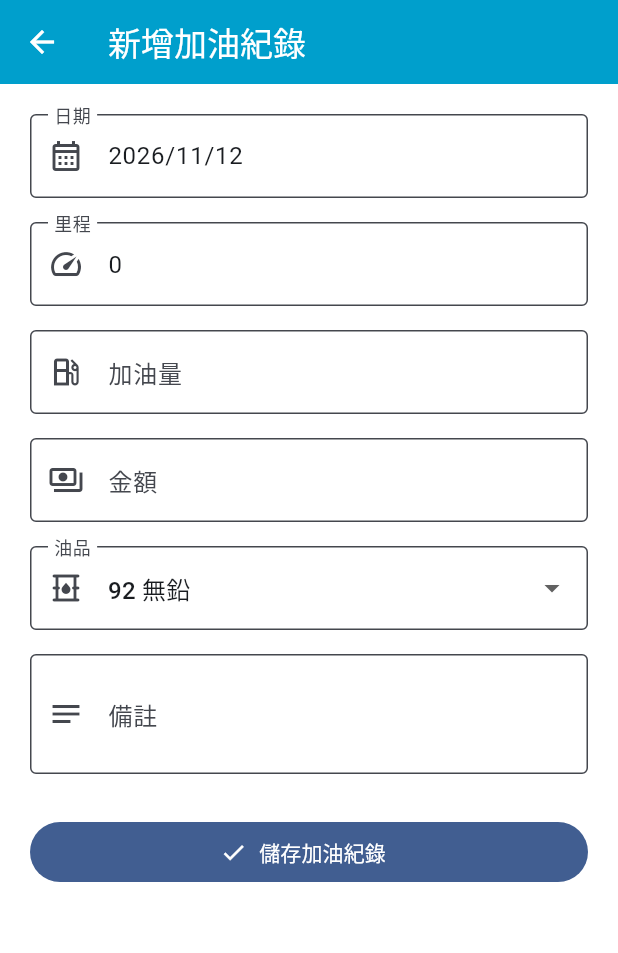
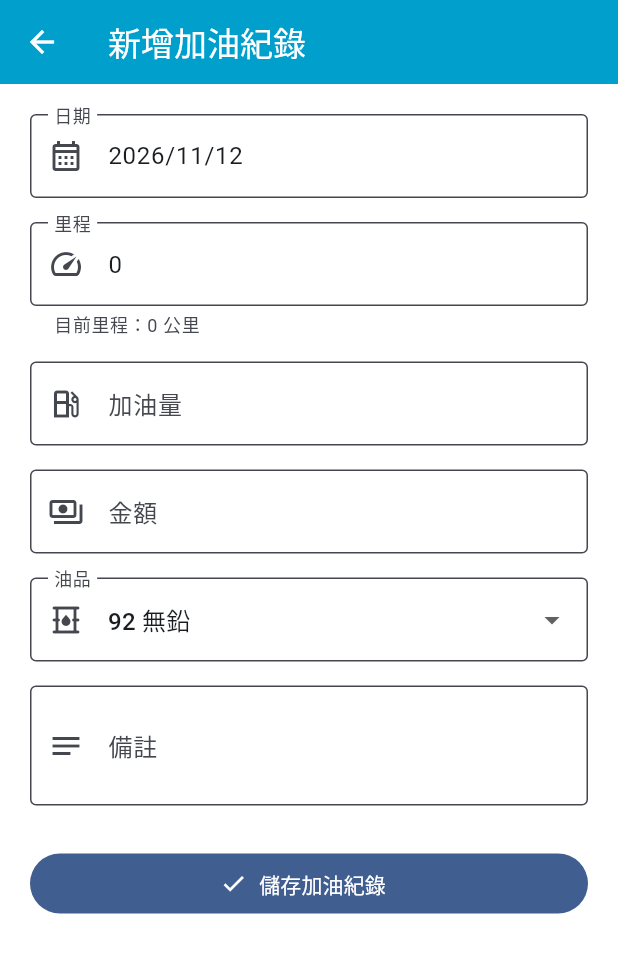
Before and after one commit to a3751780/my_garage, a Flutter app: the VehicleDetailPage screen opened directly with empty values, scrolled down 576 dp, after a tap on "新增", on a phone screen of 412 x 824 dp. Shown: the top 953 px of the screen. Run offline on Flutter 3.47's test engine with Material 3 defaults, Android fonts, the phone set to English and light mode, and no system bars; our stand-ins replace firebase_core, fl_chart, flutter_dotenv, flutter_riverpod, geocoding, google_maps_flutter and 4 more; missing offline and left inert: exif, firebase_app_check; accounts and stored records are empty; network calls fail.

Commit message:
例行維護上傳

```diff
--- a/lib/features/fuel/presentation/add_fuel_record_page.dart
+++ b/lib/features/fuel/presentation/add_fuel_record_page.dart
@@ -95,12 +95,13 @@ class _AddFuelRecordPageState extends ConsumerState<AddFuelRecordPage> {
                 controller: _odometerController,
                 keyboardType: TextInputType.number,
                 textInputAction: TextInputAction.next,
-                decoration: const InputDecoration(
+                decoration: InputDecoration(
                   labelText: '里程',
                   hintText: '公里',
-                  prefixIcon: Icon(Icons.speed_outlined),
+                  helperText: '目前里程：${widget.vehicle.currentMileage} 公里',
+                  prefixIcon: const Icon(Icons.speed_outlined),
                 ),
-                validator: _validatePositiveInt,
+                validator: _validateOdometer,
               ),
               const SizedBox(height: 16),
               TextFormField(
@@ -221,10 +222,11 @@ class _AddFuelRecordPageState extends ConsumerState<AddFuelRecordPage> {
     });
 
     try {
+      final odometer = int.parse(_odometerController.text.trim());
       final input = NewFuelRecordInput(
         vehicleId: widget.vehicle.id,
         fueledAt: _fueledAt,
-        odometer: int.parse(_odometerController.text.trim()),
+        odometer: odometer,
         fuelVolume: double.parse(_fuelVolumeController.text.trim()),
         amount: double.parse(_amountController.text.trim()),
         fuelType: _fuelType,
@@ -236,11 +238,23 @@ class _AddFuelRecordPageState extends ConsumerState<AddFuelRecordPage> {
       final record = widget.record;
       if (record == null) {
         await ref.read(fuelRecordsRepositoryProvider).addFuelRecord(input);
+        if (odometer > widget.vehicle.currentMileage) {
+          await ref.read(vehiclesRepositoryProvider).updateCurrentMileage(
+                vehicleId: widget.vehicle.id,
+                currentMileage: odometer,
+              );
+        }
       } else {
         await ref.read(fuelRecordsRepositoryProvider).updateFuelRecord(
               recordId: record.id,
               input: input,
             );
+        if (odometer > widget.vehicle.currentMileage) {
+          await ref.read(vehiclesRepositoryProvider).updateCurrentMileage(
+                vehicleId: widget.vehicle.id,
+                currentMileage: odometer,
+              );
+        }
       }
 
       ref.invalidate(fuelRecordsProvider(widget.vehicle.id));
@@ -259,11 +273,15 @@ class _AddFuelRecordPageState extends ConsumerState<AddFuelRecordPage> {
     }
   }
 
-  String? _validatePositiveInt(String? value) {
+  String? _validateOdometer(String? value) {
     final number = int.tryParse(value?.trim() ?? '');
 
     if (number == null || number < 0) {
       return '請輸入 0 以上的整數';
+    }
+
+    if (!_isEditing && number < widget.vehicle.currentMileage) {
+      return '里程不能低於目前里程 (${widget.vehicle.currentMileage} 公里)';
     }
 
     return null;
--- a/lib/features/vehicles/presentation/vehicle_detail_page.dart
+++ b/lib/features/vehicles/presentation/vehicle_detail_page.dart
@@ -45,6 +45,22 @@ class _VehicleDetailPageState extends ConsumerState<VehicleDetailPage> {
 
   @override
   Widget build(BuildContext context) {
+    ref.listen<AsyncValue<List<Vehicle>>>(vehiclesViewModelProvider, (_, next) {
+      final vehicles = next.valueOrNull;
+      if (vehicles != null) {
+        final current = vehicles.where((v) => v.id == _vehicle.id).firstOrNull;
+        if (current != null && current != _vehicle) {
+          setState(() => _vehicle = current);
+        }
+      }
+    });
+
+    final vehiclesState = ref.watch(vehiclesViewModelProvider);
+    final vehicle = vehiclesState.valueOrNull
+            ?.where((v) => v.id == _vehicle.id)
+            .firstOrNull ??
+        _vehicle;
+
     return Scaffold(
       body: CustomScrollView(
         slivers: [
@@ -55,9 +71,9 @@ class _VehicleDetailPageState extends ConsumerState<VehicleDetailPage> {
             backgroundColor: Theme.of(context).appBarTheme.backgroundColor,
             foregroundColor: Colors.white,
             flexibleSpace: _VehicleFlexibleSpace(
-              title: _vehicle.model,
+              title: vehicle.model,
               header: _VehicleHeader(
-                vehicle: _vehicle,
+                vehicle: vehicle,
                 isUpdatingCover: _isUpdatingCover,
                 onChangeCoverImage: _changeCoverImage,
                 onUpdateMileage: _showUpdateMileageDialog,
@@ -68,16 +84,16 @@ class _VehicleDetailPageState extends ConsumerState<VehicleDetailPage> {
             padding: const EdgeInsets.fromLTRB(16, 16, 16, 32),
             sliver: SliverList.list(
               children: [
-                GarageHomeWidgetSync(vehicle: _vehicle),
-                _OilChangeProgressSection(vehicle: _vehicle),
+                GarageHomeWidgetSync(vehicle: vehicle),
+                _OilChangeProgressSection(vehicle: vehicle),
                 const SizedBox(height: 16),
-                _RefuelProgressSection(vehicle: _vehicle),
+                _RefuelProgressSection(vehicle: vehicle),
                 const SizedBox(height: 16),
-                _FuelAnalyticsSection(vehicle: _vehicle),
+                _FuelAnalyticsSection(vehicle: vehicle),
                 const SizedBox(height: 16),
-                _FuelRecordsSection(vehicle: _vehicle),
+                _FuelRecordsSection(vehicle: vehicle),
                 const SizedBox(height: 16),
-                _MaintenanceRecordsSection(vehicle: _vehicle),
+                _MaintenanceRecordsSection(vehicle: vehicle),
               ],
             ),
           ),
@@ -272,13 +288,22 @@ class _VehicleHeader extends StatelessWidget {
   Widget build(BuildContext context) {
     final colorScheme = Theme.of(context).colorScheme;
 
-    return Material(
+    return LayoutBuilder(
+      builder: (context, constraints) {
+        final maxHeight = constraints.maxHeight.isFinite
+            ? constraints.maxHeight
+            : _vehicleHeaderExpandedHeight;
+        final imageHeight = math.min(210.0, maxHeight * 0.56);
+
+        return SizedBox(
+          height: maxHeight,
+          child: Material(
             color: Theme.of(context).scaffoldBackgroundColor,
             child: Column(
-        crossAxisAlignment: CrossAxisAlignment.start,
+              crossAxisAlignment: CrossAxisAlignment.stretch,
               children: [
                 SizedBox(
-            height: 230,
+                  height: imageHeight,
                   child: Stack(
                     fit: StackFit.expand,
                     children: [
@@ -319,11 +344,13 @@ class _VehicleHeader extends StatelessWidget {
                         right: 12,
                         bottom: 12,
                         child: FilledButton.icon(
-                    onPressed: isUpdatingCover ? null : onChangeCoverImage,
+                          onPressed:
+                              isUpdatingCover ? null : onChangeCoverImage,
                           icon: isUpdatingCover
                               ? const SizedBox.square(
                                   dimension: 16,
-                            child: CircularProgressIndicator(strokeWidth: 2),
+                                  child:
+                                      CircularProgressIndicator(strokeWidth: 2),
                                 )
                               : const Icon(Icons.photo_camera_outlined),
                           label: Text(isUpdatingCover ? '更新中' : '更換封面'),
@@ -332,8 +359,8 @@ class _VehicleHeader extends StatelessWidget {
                     ],
                   ),
                 ),
-          SizedBox(
-            height: _vehicleHeaderExpandedHeight - 200,
+                Expanded(
+                  child: ClipRect(
                     child: Padding(
                       padding: const EdgeInsets.fromLTRB(16, 12, 16, 10),
                       child: Column(
@@ -343,37 +370,56 @@ class _VehicleHeader extends StatelessWidget {
                             vehicle.model,
                             maxLines: 1,
                             overflow: TextOverflow.ellipsis,
-                    style: Theme.of(context).textTheme.headlineSmall?.copyWith(
+                            style: Theme.of(context)
+                                .textTheme
+                                .headlineSmall
+                                ?.copyWith(
                                   fontWeight: FontWeight.w700,
                                 ),
                           ),
-                  const SizedBox(height: 12),
+                          const SizedBox(height: 10),
+                          Expanded(
+                            child: SingleChildScrollView(
+                              physics: const NeverScrollableScrollPhysics(),
+                              child: Column(
+                                crossAxisAlignment: CrossAxisAlignment.start,
+                                children: [
                                   Wrap(
                                     spacing: 12,
                                     runSpacing: 8,
                                     children: [
                                       _InfoChip(
                                         icon: Icons.flag_outlined,
-                        label: '初始 ${vehicle.initialMileage} km',
+                                        label:
+                                            '初始 ${vehicle.initialMileage} km',
                                       ),
                                       _InfoChip(
                                         icon: Icons.speed_outlined,
-                        label: '目前 ${vehicle.currentMileage} km',
+                                        label:
+                                            '目前 ${vehicle.currentMileage} km',
                                       ),
                                     ],
                                   ),
                                   const SizedBox(height: 8),
-                  Wrap(spacing: 12, runSpacing: 8, children: [
+                                  Wrap(
+                                    spacing: 12,
+                                    runSpacing: 8,
+                                    children: [
                                       _InfoChip(
                                         icon: Icons.calendar_month_outlined,
                                         label: '${vehicle.year}',
                                       ),
                                       _InfoChip(
                                         icon: Icons.payments_outlined,
-                      label: '\$${vehicle.acquisitionCost.toStringAsFixed(0)}',
-                    ),
-                  ]),
-                  const Spacer(),
+                                        label:
+                                            '\$${vehicle.acquisitionCost.toStringAsFixed(0)}',
+                                      ),
+                                    ],
+                                  ),
+                                ],
+                              ),
+                            ),
+                          ),
                           Align(
                             alignment: Alignment.centerRight,
                             child: OutlinedButton.icon(
@@ -386,8 +432,12 @@ class _VehicleHeader extends StatelessWidget {
                       ),
                     ),
                   ),
-        ],
-      ),
+                ),
+              ],
+            ),
+          ),
+        );
+      },
     );
   }
 }
@@ -1122,9 +1172,7 @@ class _FuelAnalyticsSection extends ConsumerWidget {
           return Column(
             crossAxisAlignment: CrossAxisAlignment.start,
             children: [
-              Wrap(
-                spacing: 10,
-                runSpacing: 10,
+              _MetricGrid(
                 children: [
                   _MetricTile(
                     label: '單次油耗',
@@ -1307,7 +1355,7 @@ class _ChartPanel extends StatelessWidget {
 
     return Container(
       width: double.infinity,
-      padding: const EdgeInsets.all(14),
+      padding: const EdgeInsets.all(16),
       decoration: BoxDecoration(
         color: colorScheme.surfaceContainerHighest.withValues(alpha: 0.55),
         borderRadius: BorderRadius.circular(8),
@@ -2444,8 +2492,7 @@ class _MetricTile extends StatelessWidget {
   Widget build(BuildContext context) {
     final colorScheme = Theme.of(context).colorScheme;
 
-    return SizedBox(
-      width: 148,
+    return SizedBox.expand(
       child: DecoratedBox(
         decoration: BoxDecoration(
           color: colorScheme.surfaceContainerHighest,
@@ -2454,15 +2501,20 @@ class _MetricTile extends StatelessWidget {
         child: Padding(
           padding: const EdgeInsets.all(12),
           child: Column(
+            mainAxisAlignment: MainAxisAlignment.center,
             crossAxisAlignment: CrossAxisAlignment.start,
             children: [
               Text(
                 label,
+                maxLines: 1,
+                overflow: TextOverflow.ellipsis,
                 style: TextStyle(color: colorScheme.onSurfaceVariant),
               ),
               const SizedBox(height: 8),
               Text(
                 value,
+                maxLines: 1,
+                overflow: TextOverflow.ellipsis,
                 style: Theme.of(context).textTheme.titleMedium?.copyWith(
                       fontWeight: FontWeight.w700,
                     ),
@@ -2471,6 +2523,33 @@ class _MetricTile extends StatelessWidget {
           ),
         ),
       ),
+    );
+  }
+}
+
+class _MetricGrid extends StatelessWidget {
+  const _MetricGrid({required this.children});
+
+  final List<Widget> children;
+
+  @override
+  Widget build(BuildContext context) {
+    return LayoutBuilder(
+      builder: (context, constraints) {
+        const spacing = 10.0;
+        final tileWidth = (constraints.maxWidth - spacing) / 2;
+        final tileHeight = tileWidth.clamp(76.0, 96.0);
+
+        return GridView.count(
+          crossAxisCount: 2,
+          mainAxisSpacing: spacing,
+          crossAxisSpacing: spacing,
+          childAspectRatio: tileWidth / tileHeight,
+          shrinkWrap: true,
+          physics: const NeverScrollableScrollPhysics(),
+          children: children,
+        );
+      },
     );
   }
 }
```
Also changed, not shown: lib/features/auth/presentation/register_page.dart (+0 -15 lines), 11 other files. Lines whose indentation alone changed are shown as unchanged.
